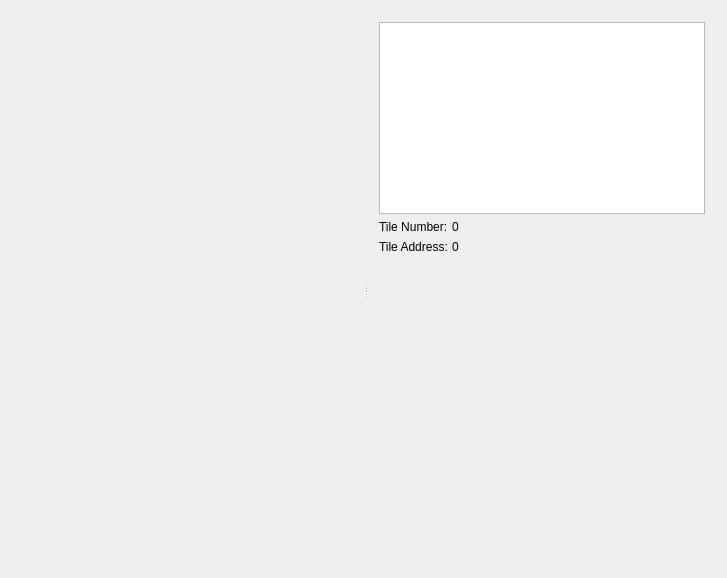
First picture: the form in qt_wrap/src/vramwindow.ui, repository joshgamer474/GBCEmulator, before the edit.
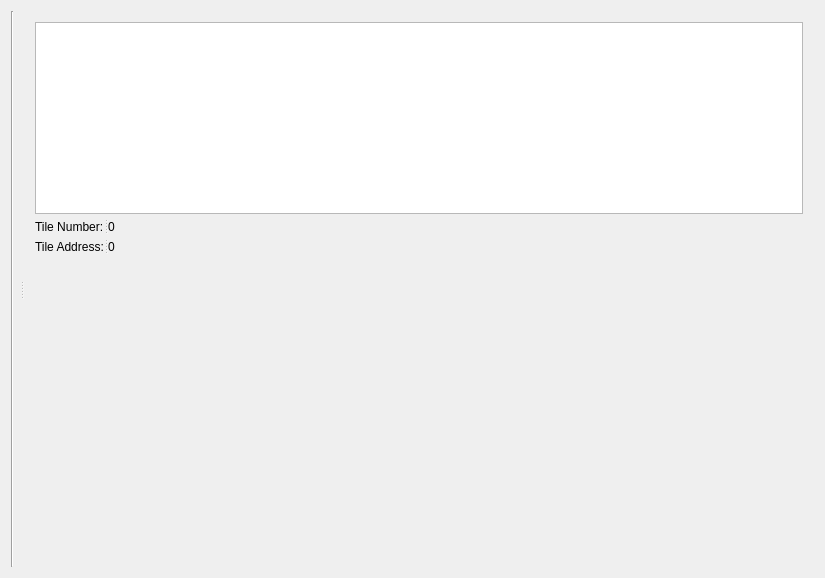
Second picture: the form after the edit.

Commit message: Made the VRAM window a little wider to show both VRAM tile sets now that CGB is supported

```diff
--- a/qt_wrap/src/vramwindow.ui
+++ b/qt_wrap/src/vramwindow.ui
@@ -6,7 +6,7 @@
    <rect>
     <x>0</x>
     <y>0</y>
-    <width>727</width>
+    <width>825</width>
     <height>578</height>
    </rect>
   </property>
@@ -31,17 +31,11 @@
   <widget class="QWidget" name="centralWidget">
    <layout class="QGridLayout" name="gridLayout_5">
     <item row="0" column="1">
-     <spacer name="horizontalSpacer">
+     <widget class="Line" name="line">
       <property name="orientation">
-       <enum>Qt::Horizontal</enum>
+       <enum>Qt::Vertical</enum>
       </property>
-      <property name="sizeHint" stdset="0">
-       <size>
-        <width>40</width>
-        <height>20</height>
-       </size>
-      </property>
-     </spacer>
+     </widget>
     </item>
     <item row="0" column="3">
      <widget class="QSplitter" name="splitter_4">
```
